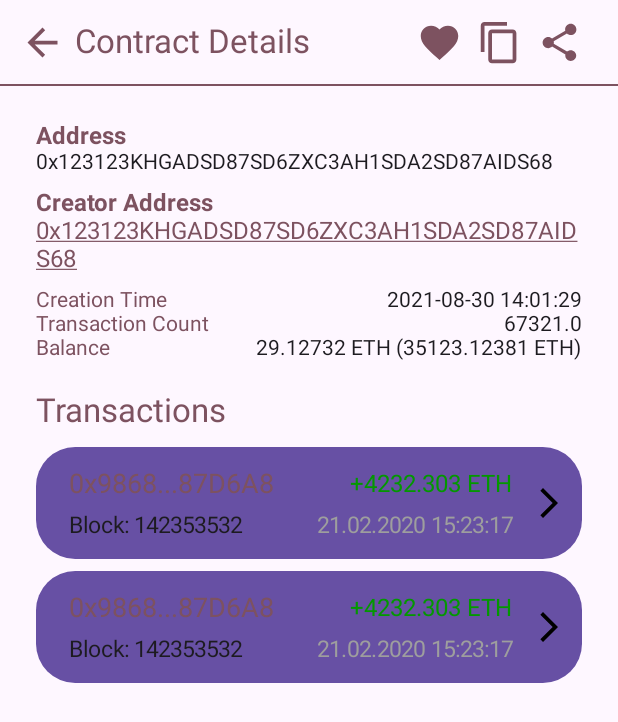
After one commit to etasdemir/eth-inspector, an Android app built with Jetpack Compose: the @Preview function ContractDetailScreen, on a phone screen of 412 x 824 dp. The commit adds this screen. Shown: the top 722 px of the screen. Run offline under Robolectric (Android 15) with nearby library versions, the phone set to English and light mode, and no system bars; our stand-ins replace Timber.

Commit message:
update versions and add screens

```diff
--- a/app/src/main/java/com/etasdemir/ethinspector/MainActivity.kt
+++ b/app/src/main/java/com/etasdemir/ethinspector/MainActivity.kt
@@ -7,7 +7,6 @@ import androidx.compose.foundation.layout.fillMaxSize
 import androidx.compose.material3.MaterialTheme
 import androidx.compose.material3.Surface
 import androidx.compose.ui.Modifier
-import com.etasdemir.ethinspector.ui.address.AddressDetailScreen
 import com.etasdemir.ethinspector.ui.theme.EthInspectorTheme
 import dagger.hilt.android.AndroidEntryPoint
 
@@ -29,7 +28,8 @@ class MainActivity : ComponentActivity() {
 //                    SavedItemScreen(type = SavedItemScreen.TRANSACTION)
 //                    TransactionDetailScreen()
 //                    BlockDetailScreen()
-                    AddressDetailScreen()
+//                    AddressDetailScreen()
+//                    ContractDetailScreen()
                 }
             }
         }
--- a/app/src/main/java/com/etasdemir/ethinspector/ui/address/AddressDetailScreen.kt
+++ b/app/src/main/java/com/etasdemir/ethinspector/ui/address/AddressDetailScreen.kt
@@ -13,6 +13,7 @@ import androidx.compose.ui.unit.dp
 import com.etasdemir.ethinspector.R
 import com.etasdemir.ethinspector.ui.address.components.*
 import com.etasdemir.ethinspector.ui.components.*
+import org.w3c.dom.Text
 import timber.log.Timber
 
 @OptIn(ExperimentalMaterial3Api::class)
@@ -116,8 +117,6 @@ fun AddressDetailScreen() {
         ) {
             item {
                 AddressInfoColumn(state = addressInfoState)
-            }
-            item {
                 Text(
                     modifier = Modifier.padding(top = 20.dp, bottom = 10.dp),
                     text = stringResource(id = R.string.tokens),
--- a/app/src/main/java/com/etasdemir/ethinspector/ui/components/AddressTransactionItem.kt
+++ b/app/src/main/java/com/etasdemir/ethinspector/ui/components/AddressTransactionItem.kt
@@ -31,7 +31,7 @@ data class AddressTransactionItemState(
 @Composable
 fun AddressTransactionItem(state: AddressTransactionItemState) {
     val clippedTxHash = remember {
-        state.transactionHash.clip(8)
+        state.transactionHash.clip(6)
     }
 
     Row(
@@ -73,11 +73,11 @@ fun AddressTransactionItem(state: AddressTransactionItemState) {
                 Text(
                     text = stringResource(id = R.string.account_settings_block, state.block),
                     color = MaterialTheme.colorScheme.onBackground,
-                    fontSize = 16.sp
+                    fontSize = 15.sp
                 )
                 Row(
                     verticalAlignment = Alignment.CenterVertically,
-                    horizontalArrangement = Arrangement.spacedBy(10.dp)
+                    horizontalArrangement = Arrangement.spacedBy(4.dp)
                 ) {
                     FeintText(text = state.date)
                     FeintText(text = state.time)
--- a/app/src/main/java/com/etasdemir/ethinspector/ui/components/FeintText.kt
+++ b/app/src/main/java/com/etasdemir/ethinspector/ui/components/FeintText.kt
@@ -7,5 +7,5 @@ import com.etasdemir.ethinspector.ui.theme.Feint
 
 @Composable
 fun FeintText(text: String) {
-    Text(text = text, color = Feint, fontSize = 16.sp)
+    Text(text = text, color = Feint, fontSize = 15.sp)
 }
--- /dev/null
+++ b/app/src/main/java/com/etasdemir/ethinspector/ui/contract/ContractDetailScreen.kt
@@ -0,0 +1,87 @@
+package com.etasdemir.ethinspector.ui.contract
+
+import androidx.compose.foundation.background
+import androidx.compose.foundation.layout.*
+import androidx.compose.foundation.lazy.LazyColumn
+import androidx.compose.foundation.lazy.items
+import androidx.compose.material3.*
+import androidx.compose.runtime.Composable
+import androidx.compose.runtime.remember
+import androidx.compose.ui.Modifier
+import androidx.compose.ui.res.stringResource
+import androidx.compose.ui.tooling.preview.Preview
+import androidx.compose.ui.unit.dp
+import com.etasdemir.ethinspector.R
+import com.etasdemir.ethinspector.ui.components.*
+import com.etasdemir.ethinspector.ui.contract.components.ContractInfoColumn
+import com.etasdemir.ethinspector.ui.contract.components.ContractInfoColumnState
+
+@OptIn(ExperimentalMaterial3Api::class)
+@Composable
+@Preview
+fun ContractDetailScreen() {
+    val topBarTitle = stringResource(id = R.string.contract_details)
+
+    // TODO static data
+    val isFavourite = remember { true }
+
+    val address = "0x123123KHGADSD87SD6ZXC3AH1SDA2SD87AIDS68"
+    val creatorAddress = "0x123123KHGADSD87SD6ZXC3AH1SDA2SD87AIDS68"
+    val creationTime = "2021-08-30 14:01:29"
+    val txCount = 67321.0
+    val balanceEth = "29.1273293897"
+    val balanceUsd = "35123.1238123"
+    val contractInfoState = remember {
+        ContractInfoColumnState(
+            address, creatorAddress, creationTime, txCount, balanceEth, balanceUsd
+        )
+    }
+
+    val topBarState = DetailTopBarState(
+        topBarTitle,
+        isFavourite,
+        {},
+        address
+    )
+
+    val txItemState = listOf(
+        AddressTransactionItemState(
+            "0x9868768A6SD86A87ASD6A8S787A66S87D6A8",
+            4232.3030,
+            "142353532",
+            "21.02.2020",
+            "15:23:17"
+        ) {},
+        AddressTransactionItemState(
+            "0x9868768A6SD86A87ASD6A8S787A66S87D6A8",
+            4232.3030,
+            "142353532",
+            "21.02.2020",
+            "15:23:17"
+        ) {}
+    )
+
+    Scaffold(topBar = { DetailTopBar(state = topBarState) }) {
+        LazyColumn(
+            modifier = Modifier
+                .fillMaxWidth()
+                .padding(it)
+                .background(MaterialTheme.colorScheme.background)
+                .padding(24.dp)
+        ) {
+            item {
+                ContractInfoColumn(state = contractInfoState)
+                Text(
+                    modifier = Modifier.padding(top = 20.dp, bottom = 10.dp),
+                    text = stringResource(id = R.string.transactions),
+                    color = MaterialTheme.colorScheme.tertiary,
+                    style = MaterialTheme.typography.titleLarge
+                )
+            }
+            items(txItemState) { transaction ->
+                AddressTransactionItem(state = transaction)
+                Spacer(modifier = Modifier.height(8.dp))
+            }
+        }
+    }
+}
--- /dev/null
+++ b/app/src/main/java/com/etasdemir/ethinspector/ui/contract/components/ContractInfoColumn.kt
@@ -0,0 +1,73 @@
+package com.etasdemir.ethinspector.ui.contract.components
+
+import androidx.compose.foundation.layout.*
+import androidx.compose.runtime.Composable
+import androidx.compose.runtime.remember
+import androidx.compose.ui.Modifier
+import androidx.compose.ui.res.stringResource
+import androidx.compose.ui.tooling.preview.Preview
+import androidx.compose.ui.unit.dp
+import com.etasdemir.ethinspector.R
+import com.etasdemir.ethinspector.ui.components.*
+import com.etasdemir.ethinspector.utils.format
+import timber.log.Timber
+
+data class ContractInfoColumnState(
+    val address: String,
+    val creatorAddress: String,
+    val creationTime: String,
+    val txCount: Double,
+    val balanceEth: String,
+    val balanceUsd: String
+)
+
+@Composable
+fun ContractInfoColumn(state: ContractInfoColumnState) {
+    val onCreatorAddressClick = remember {
+        {
+            Timber.e("navigate to address detail with ${state.address}")
+        }
+    }
+    val balanceEthStr =
+        stringResource(id = R.string.eth_with_amount, state.balanceEth.format(digits = 5))
+    val balanceUsdStr =
+        stringResource(id = R.string.eth_with_amount, state.balanceUsd.format(digits = 5))
+
+    Column(modifier = Modifier.fillMaxWidth()) {
+        CardColumnItem(
+            title = stringResource(id = R.string.address),
+            body = state.address
+        )
+        CardColumnItem(
+            title = stringResource(id = R.string.creator_address),
+            bodyContent = {
+                UnderlinedButton(text = state.creatorAddress, onClick = { onCreatorAddressClick() })
+                Spacer(modifier = Modifier.height(10.dp))
+            }
+        )
+        CardRowItem(field = stringResource(id = R.string.creation_time), value = state.creationTime)
+        CardRowItem(
+            field = stringResource(id = R.string.tx_count),
+            value = state.txCount.toString()
+        )
+        CardRowItem(
+            field = stringResource(id = R.string.balance),
+            value = "$balanceEthStr (${balanceUsdStr})"
+        )
+    }
+}
+
+@Composable
+@Preview
+fun ContractInfoColumnPreview() {
+    val address = "0x123123KHGADSD87SD6ZXC3AH1SDA2SD87AIDS68"
+    val creatorAddress = "0x123123KHGADSD87SD6ZXC3AH1SDA2SD87AIDS68"
+    val creationTime = "2021-08-30 14:01:29"
+    val txCount = 67321.0
+    val balanceEth = "29.1273293897"
+    val balanceUsd = "35123.1238123"
+    val state = ContractInfoColumnState(
+        address, creatorAddress, creationTime, txCount, balanceEth, balanceUsd
+    )
+    ContractInfoColumn(state)
+}
--- a/gradle.properties
+++ b/gradle.properties
@@ -21,3 +21,5 @@ kotlin.code.style=official
 # resources declared in the library itself and none from the library's dependencies,
 # thereby reducing the size of the R class for that library
 android.nonTransitiveRClass=true
+android.defaults.buildfeatures.buildconfig=true
+android.nonFinalResIds=false
```
Also changed, not shown: app/build.gradle (+13 -14 lines), app/src/main/java/com/etasdemir/ethinspector/ui/search/SearchTopBar.kt (+10 -4 lines), build.gradle (+4 -4 lines), gradle/wrapper/gradle-wrapper.properties.
